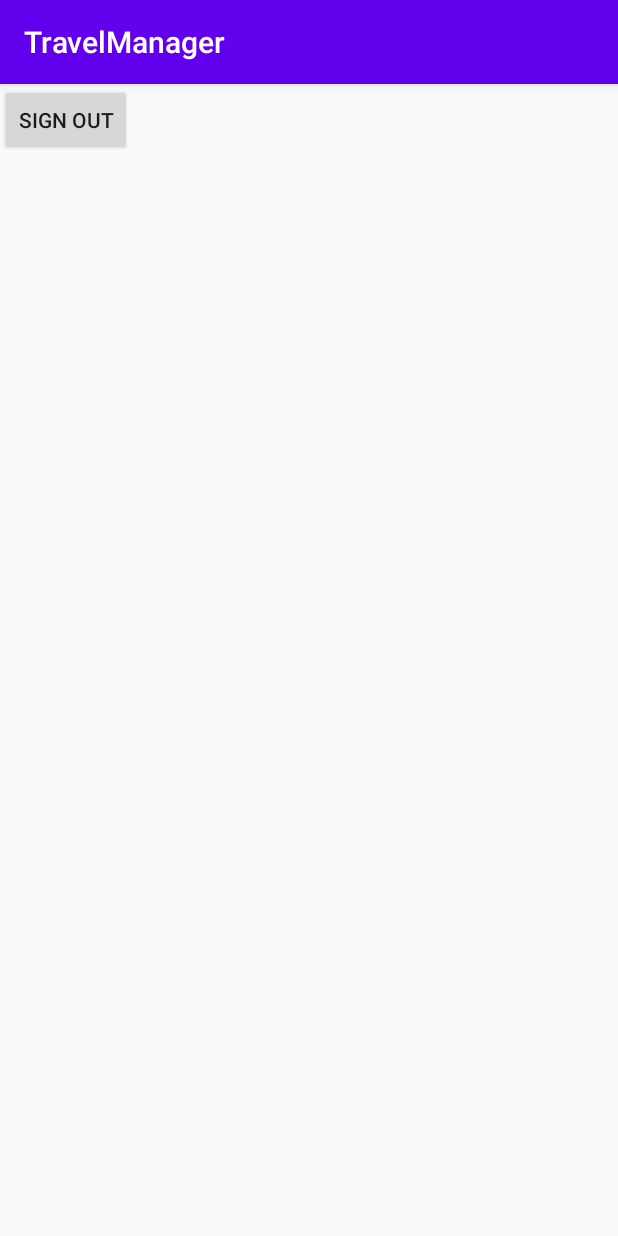
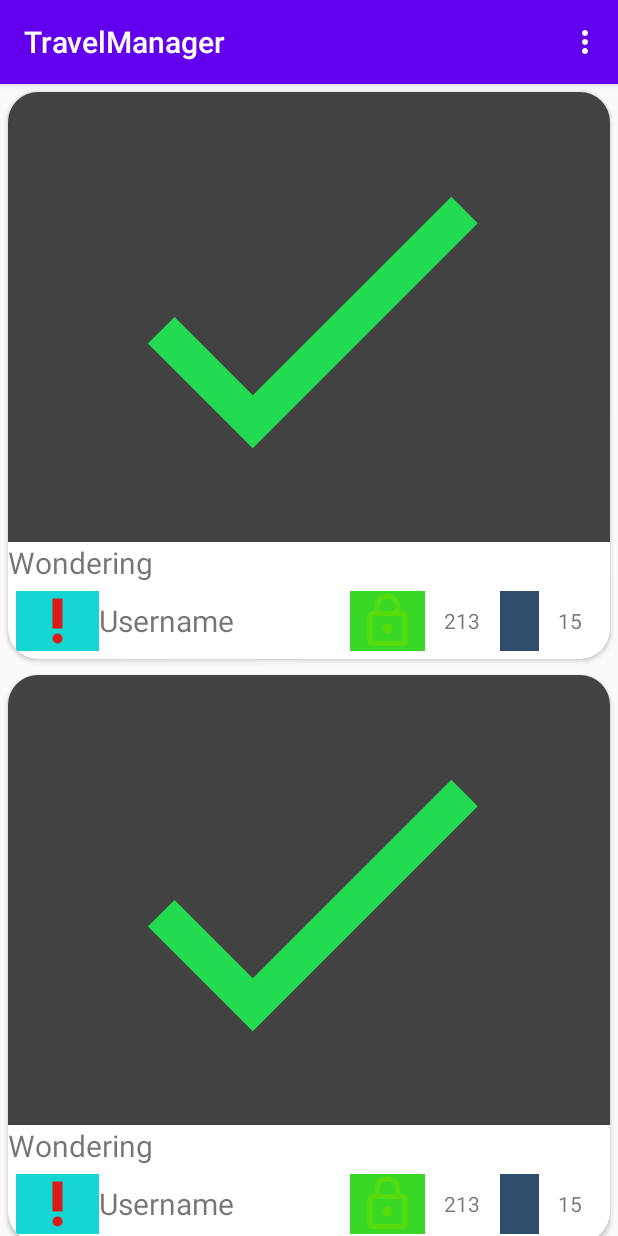
Before and after one commit to ashwiniswag/TravelManager, an Android app: the MainActivity screen opened directly, with no data from a screen before it, on a phone screen of 412 x 824 dp. Run offline under Robolectric (Android 15) with nearby library versions, the phone set to English and light mode, and no system bars; our stand-ins replace Firebase (no records; nobody signed in at launch, a user with empty details on screens opened directly).

Commit message:
NewsFeed Added

```diff
--- a/app/build.gradle
+++ b/app/build.gradle
@@ -34,8 +34,10 @@ dependencies {
     implementation 'com.google.firebase:firebase-auth:19.4.0'
     implementation 'com.google.firebase:firebase-database:19.5.0'
     implementation 'androidx.legacy:legacy-support-v4:1.0.0'
+    implementation 'com.google.firebase:firebase-storage:19.2.0'
     testImplementation 'junit:junit:4.12'
     androidTestImplementation 'androidx.test.ext:junit:1.1.2'
     androidTestImplementation 'androidx.test.espresso:espresso-core:3.3.0'
     implementation 'com.google.android.material:material:1.2.1'
+    implementation 'com.google.android.gms:play-services-maps:17.0.0'
 }
--- /dev/null
+++ b/app/src/main/java/com/example/travelmanager/Adapter.java
@@ -0,0 +1,72 @@
+package com.example.travelmanager;
+
+import android.view.LayoutInflater;
+import android.view.View;
+import android.view.ViewGroup;
+import android.widget.ImageView;
+import android.widget.TextView;
+
+import androidx.annotation.NonNull;
+import androidx.recyclerview.widget.RecyclerView;
+
+import java.util.List;
+
+public class Adapter extends RecyclerView.Adapter<Adapter.Viewholder> {
+
+    private List<ModdleClass> moddleClassList;
+
+    public Adapter(List<ModdleClass> moddleClassList) {
+        this.moddleClassList = moddleClassList;
+    }
+
+    @NonNull
+    @Override
+    public Adapter.Viewholder onCreateViewHolder(@NonNull ViewGroup parent, int viewType) {
+        View view = LayoutInflater.from(parent.getContext()).inflate(R.layout.item_layout,parent,false);
+        return new Viewholder(view);
+    }
+
+    @Override
+    public void onBindViewHolder(@NonNull Adapter.Viewholder holder, int position) {
+        int tripphoto = moddleClassList.get(position).getTripphoto();
+        int user_image = moddleClassList.get(position).getUser_image();
+        int likesignal = moddleClassList.get(position).getLikesignal();
+        String caption = moddleClassList.get(position).getCaption();
+        String likes = moddleClassList.get(position).getLikes();
+        String comment = moddleClassList.get(position).getComment();
+        holder.setdata(tripphoto,user_image,likesignal,caption,likes,comment);
+    }
+
+    @Override
+    public int getItemCount() {
+        return moddleClassList.size();
+    }
+
+    class Viewholder extends RecyclerView.ViewHolder{
+        private ImageView trip_pic,traveler_pic,likesignal;
+        private TextView caption,likes,traveler_name,comment;
+
+        public Viewholder(@NonNull View itemView) {
+            super(itemView);
+            trip_pic = itemView.findViewById(R.id.tour_pic);
+            traveler_pic= itemView.findViewById(R.id.traveler_dp);
+            likesignal = itemView.findViewById(R.id.icon_like);
+            caption = itemView.findViewById(R.id.caption);
+            likes = itemView.findViewById(R.id.likes);
+            traveler_name = itemView.findViewById(R.id.traveler_name);
+            comment = itemView.findViewById(R.id.comment);
+
+        }
+
+        public void setdata(int tripphoto,int user_image,int likesignal,String caption,String likes,String comment){
+            trip_pic.setImageResource(tripphoto);
+            traveler_pic.setImageResource(user_image);
+            this.likesignal.setImageResource(likesignal);
+            this.caption.setText(caption);
+            this.likes.setText(likes);
+            this.comment.setText(comment);
+        }
+
+    }
+
+}
--- a/app/src/main/java/com/example/travelmanager/Login.java
+++ b/app/src/main/java/com/example/travelmanager/Login.java
@@ -224,8 +224,8 @@ public class Login extends AppCompatActivity {
                     startActivity(new Intent(getApplicationContext(),Username.class));
                 }
                 else{
-//                    startActivity(new Intent(getApplicationContext(),MainActivity.class));
-                    startActivity(new Intent(getApplicationContext(),Profile.class));
+                    startActivity(new Intent(getApplicationContext(),MainActivity.class));
+//                    startActivity(new Intent(getApplicationContext(),Profile.class));
                 }
             }
 
--- a/app/src/main/java/com/example/travelmanager/MainActivity.java
+++ b/app/src/main/java/com/example/travelmanager/MainActivity.java
@@ -2,9 +2,14 @@ package com.example.travelmanager;
 
 import androidx.annotation.NonNull;
 import androidx.appcompat.app.AppCompatActivity;
+import androidx.recyclerview.widget.LinearLayoutManager;
+import androidx.recyclerview.widget.RecyclerView;
 
 import android.content.Intent;
 import android.os.Bundle;
+import android.view.Menu;
+import android.view.MenuInflater;
+import android.view.MenuItem;
 import android.view.View;
 import android.widget.Button;
 import android.widget.Toast;
@@ -16,9 +21,12 @@ import com.google.android.gms.tasks.OnCompleteListener;
 import com.google.android.gms.tasks.Task;
 import com.google.firebase.auth.FirebaseAuth;
 
+import java.util.ArrayList;
+import java.util.List;
+
 public class MainActivity extends AppCompatActivity {
 
-    Button signout;
+    private RecyclerView recyclerView;
     GoogleSignInClient mGoogleSignInClient;
 
     @Override
@@ -29,10 +37,58 @@ public class MainActivity extends AppCompatActivity {
                 .requestEmail()
                 .build();
         mGoogleSignInClient = GoogleSignIn.getClient(this, gso);
-        signout=findViewById(R.id.signout);
-        signout.setOnClickListener(new View.OnClickListener() {
+
+        recyclerView = findViewById(R.id.newsfeed);
+        LinearLayoutManager layoutManager=new LinearLayoutManager(this);
+        layoutManager.setOrientation(RecyclerView.VERTICAL);
+        recyclerView.setLayoutManager(layoutManager);
+
+        List<ModdleClass> moddleClasses = new ArrayList<>();
+        moddleClasses.add(new ModdleClass(R.drawable.ic_check,R.drawable.ic_error,R.drawable.ic_lock_outline_black_24dp,"Wondering","213","15"));
+        moddleClasses.add(new ModdleClass(R.drawable.ic_check,R.drawable.ic_error,R.drawable.ic_lock_outline_black_24dp,"Wondering","213","15"));
+        moddleClasses.add(new ModdleClass(R.drawable.ic_check,R.drawable.ic_error,R.drawable.ic_lock_outline_black_24dp,"Wondering","213","15"));
+        moddleClasses.add(new ModdleClass(R.drawable.ic_check,R.drawable.ic_error,R.drawable.ic_lock_outline_black_24dp,"Wondering","213","15"));
+        moddleClasses.add(new ModdleClass(R.drawable.ic_check,R.drawable.ic_error,R.drawable.ic_lock_outline_black_24dp,"Wondering","213","15"));
+        moddleClasses.add(new ModdleClass(R.drawable.ic_check,R.drawable.ic_error,R.drawable.ic_lock_outline_black_24dp,"Wondering","213","15"));
+        moddleClasses.add(new ModdleClass(R.drawable.ic_check,R.drawable.ic_error,R.drawable.ic_lock_outline_black_24dp,"Wondering","213","15"));
+        moddleClasses.add(new ModdleClass(R.drawable.ic_check,R.drawable.ic_error,R.drawable.ic_lock_outline_black_24dp,"Wondering","213","15"));
+        moddleClasses.add(new ModdleClass(R.drawable.ic_check,R.drawable.ic_error,R.drawable.ic_lock_outline_black_24dp,"Wondering","213","15"));
+        moddleClasses.add(new ModdleClass(R.drawable.ic_check,R.drawable.ic_error,R.drawable.ic_lock_outline_black_24dp,"Wondering","213","15"));
+        moddleClasses.add(new ModdleClass(R.drawable.ic_check,R.drawable.ic_error,R.drawable.ic_lock_outline_black_24dp,"Wondering","213","15"));
+        Adapter adapter=new Adapter(moddleClasses);
+        recyclerView.setAdapter(adapter);
+        adapter.notifyDataSetChanged();
+    }
+
     @Override
-            public void onClick(View v) {
+    public boolean onCreateOptionsMenu(Menu menu) {
+//        return super.onCreateOptionsMenu(menu);
+        MenuInflater menuInflater=getMenuInflater();
+        menuInflater.inflate(R.menu.menu_list,menu);
+        return true;
+    }
+
+    @Override
+    public boolean onOptionsItemSelected(@NonNull MenuItem item) {
+
+        switch (item.getItemId()){
+
+            case R.id.profile:
+                startActivity(new Intent(MainActivity.this,Profile.class));
+                break;
+            case R.id.signout:
+                logout();
+                finish();
+            case R.id.map:
+                startActivity(new Intent(MainActivity.this,MapsActivity.class));
+                break;
+            default:
+                return super.onOptionsItemSelected(item);
+        }
+        return true;
+    }
+
+    public void logout(){
         mGoogleSignInClient.signOut()
                 .addOnCompleteListener(MainActivity.this, new OnCompleteListener<Void>() {
                     @Override
@@ -45,7 +101,7 @@ public class MainActivity extends AppCompatActivity {
                 });
         FirebaseAuth.getInstance().signOut();
         startActivity(new Intent(getApplicationContext(),Login.class));
+        finish();
     }
-        });
+
 }
-}
--- /dev/null
+++ b/app/src/main/java/com/example/travelmanager/ModdleClass.java
@@ -0,0 +1,44 @@
+package com.example.travelmanager;
+
+public class ModdleClass {
+
+    private int tripphoto,user_image,likesignal;
+    private String caption,likes,comment;
+
+    public ModdleClass() {
+
+    }
+
+    public ModdleClass(int tripphoto, int user_image, int likesignal, String caption, String likes, String comment) {
+        this.tripphoto = tripphoto;
+        this.user_image = user_image;
+        this.likesignal = likesignal;
+        this.caption = caption;
+        this.likes = likes;
+        this.comment = comment;
+    }
+
+    public int getTripphoto() {
+        return tripphoto;
+    }
+
+    public int getUser_image() {
+        return user_image;
+    }
+
+    public int getLikesignal() {
+        return likesignal;
+    }
+
+    public String getCaption() {
+        return caption;
+    }
+
+    public String getLikes() {
+        return likes;
+    }
+
+    public String getComment() {
+        return comment;
+    }
+}
--- a/app/src/main/res/layout/activity_main.xml
+++ b/app/src/main/res/layout/activity_main.xml
@@ -1,15 +1,15 @@
 <?xml version="1.0" encoding="utf-8"?>
-<androidx.constraintlayout.widget.ConstraintLayout xmlns:android="http://schemas.android.com/apk/res/android"
+<LinearLayout xmlns:android="http://schemas.android.com/apk/res/android"
     xmlns:app="http://schemas.android.com/apk/res-auto"
     xmlns:tools="http://schemas.android.com/tools"
     android:layout_width="match_parent"
     android:layout_height="match_parent"
-    tools:context=".MainActivity">
+    tools:context=".MainActivity"
+    android:orientation="vertical">
 
-    <Button
-        android:layout_width="wrap_content"
-        android:layout_height="wrap_content"
-        android:id="@+id/signout"
-        android:text="Sign Out"/>
+    <androidx.recyclerview.widget.RecyclerView
+        android:id="@+id/newsfeed"
+        android:layout_width="match_parent"
+        android:layout_height="wrap_content"/>
 
-</androidx.constraintlayout.widget.ConstraintLayout>
+</LinearLayout>
--- /dev/null
+++ b/app/src/main/res/layout/item_layout.xml
@@ -0,0 +1,82 @@
+<?xml version="1.0" encoding="utf-8"?>
+<androidx.cardview.widget.CardView xmlns:android="http://schemas.android.com/apk/res/android"
+    android:layout_width="match_parent"
+    android:layout_height="wrap_content"
+    xmlns:app="http://schemas.android.com/apk/res-auto"
+    android:padding="10dp"
+    android:layout_margin="5dp"
+    app:cardCornerRadius="20dp">
+
+    <LinearLayout
+        android:layout_width="match_parent"
+        android:layout_height="wrap_content"
+        android:orientation="vertical">
+    <ImageView
+        android:id="@+id/tour_pic"
+        android:layout_width="match_parent"
+        android:layout_height="300dp"
+        android:background="@color/cardview_dark_background"/>
+    <TextView
+        android:id="@+id/caption"
+        android:layout_width="match_parent"
+        android:layout_height="wrap_content"
+        android:text="Caption"
+        android:textSize="20dp"
+        android:inputType="textMultiLine"/>
+    <LinearLayout
+        android:layout_width="match_parent"
+        android:layout_height="wrap_content"
+        android:weightSum="8"
+        android:orientation="horizontal"
+        android:padding="5dp">
+
+        <ImageView
+            android:id="@+id/traveler_dp"
+            android:layout_width="wrap_content"
+            android:layout_height="40dp"
+            android:layout_weight="1"
+            android:background="#15D6D3"/>
+
+        <TextView
+            android:id="@+id/traveler_name"
+            android:layout_width="wrap_content"
+            android:layout_height="match_parent"
+            android:layout_weight="3"
+            android:textSize="20dp"
+            android:text="Username"
+            android:gravity="center_vertical"/>
+        <ImageView
+            android:id="@+id/icon_like"
+            android:layout_width="wrap_content"
+            android:layout_height="match_parent"
+            android:layout_gravity="right"
+            android:layout_weight="1"
+            android:background="#39D827"/>
+
+        <TextView
+            android:id="@+id/likes"
+            android:layout_width="wrap_content"
+            android:layout_height="match_parent"
+            android:layout_weight="1"
+            android:text="44"
+            android:gravity="center"/>
+
+        <ImageView
+            android:id="@+id/icon_picture"
+            android:layout_width="wrap_content"
+            android:layout_height="match_parent"
+            android:layout_weight="1"
+            android:layout_gravity="right"
+            android:background="#2F4E6E"/>
+
+        <TextView
+            android:id="@+id/comment"
+            android:layout_width="wrap_content"
+            android:layout_height="match_parent"
+            android:layout_weight="1"
+            android:text="13"
+            android:gravity="center"/>
+    </LinearLayout>
+    </LinearLayout>
+
+</androidx.cardview.widget.CardView>
--- /dev/null
+++ b/app/src/main/res/menu/menu_list.xml
@@ -0,0 +1,17 @@
+<?xml version="1.0" encoding="utf-8"?>
+<menu xmlns:android="http://schemas.android.com/apk/res/android"
+    xmlns:app="http://schemas.android.com/apk/res-auto">
+
+    <item android:id="@+id/profile"
+        android:title="My account"
+        app:showAsAction="never"/>
+
+    <item android:id="@+id/map"
+        android:title="Map"
+        app:showAsAction="never"/>
+
+    <item android:id="@+id/signout"
+        android:title="Log Out"
+        app:showAsAction="never"/>
+
+</menu>
```
Also changed, not shown: app/src/main/java/com/example/travelmanager/Profile.java (+81 -2 lines), app/src/main/java/com/example/travelmanager/User.java (+8 -7 lines), app/src/main/java/com/example/travelmanager/Username.java (+87 -11 lines), app/src/main/res/layout/activity_profile.xml (+16 -4 lines), app/src/main/res/layout/activity_username.xml (+28 -0 lines). Lines whose indentation alone changed are shown as unchanged.
